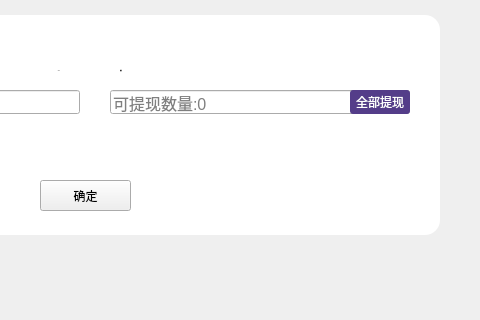
Old version of the form XWCWallet/withdrawpage/WithdrawInputWidget.ui in the repository Whitecoin-Owner/Whitecoin-qt; both pictures show x 290 to 770 and y 0 to 320 of the 770 by 430 pixel window.
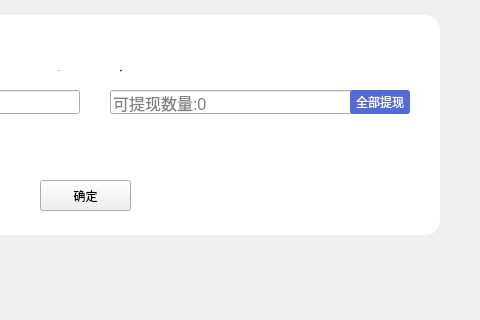
New version of the form.

Diff of the .ui file:
```diff
--- a/XWCWallet/withdrawpage/WithdrawInputWidget.ui
+++ b/XWCWallet/withdrawpage/WithdrawInputWidget.ui
@@ -143,7 +143,7 @@
     <cursorShape>PointingHandCursor</cursorShape>
    </property>
    <property name="styleSheet">
-    <string notr="true">QToolButton{color:white;font: 11px &quot;微软雅黑&quot;;background-color: rgb(84,61,137);border:0px solid white;border-radius:3px;}</string>
+    <string notr="true">QToolButton{color:white;font: 11px &quot;微软雅黑&quot;;background-color: rgb(83,107,215);border:0px solid white;border-radius:3px;}</string>
    </property>
    <property name="text">
     <string>全部提现</string>
```
